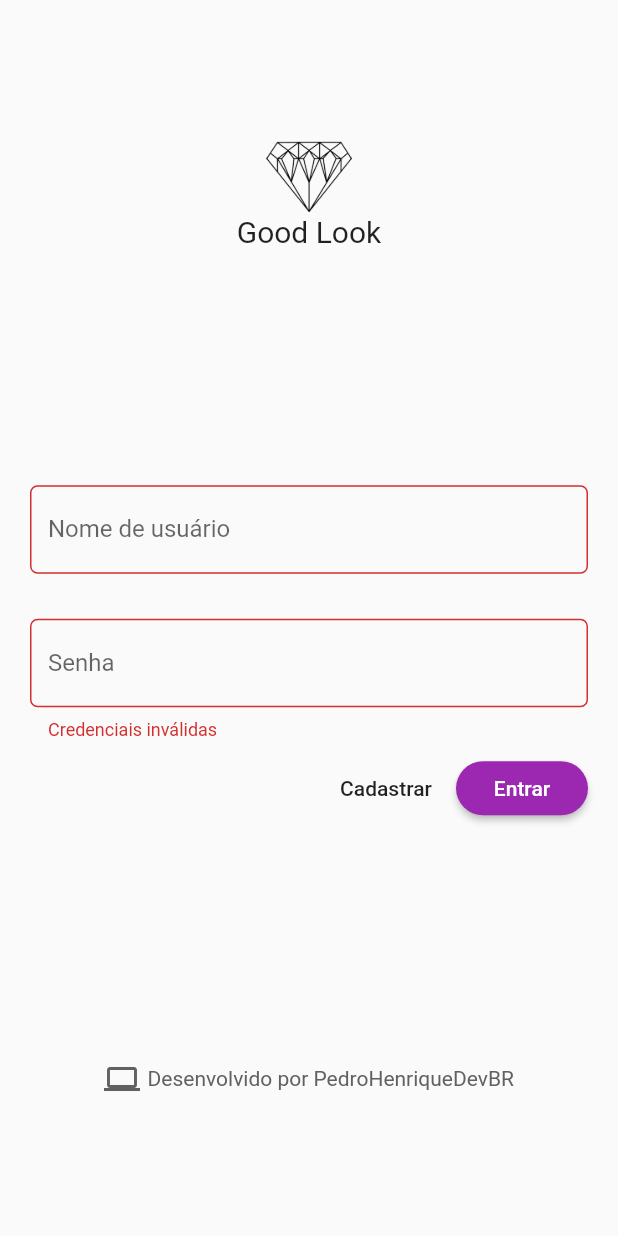
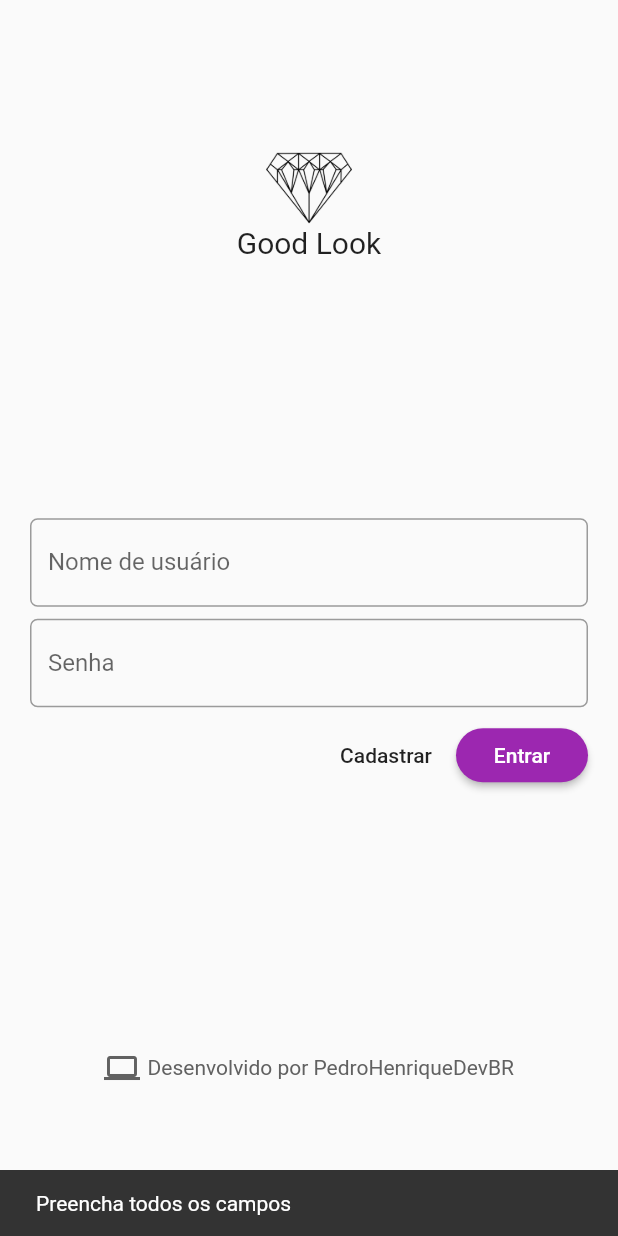
Before and after one commit to PedroHenriqueDevBR/Good-Looking, a Flutter app: the screen it shows after launch, after a tap on "Entrar", on a phone screen of 412 x 824 dp. Run offline on Flutter 3.47's test engine with Material 2 defaults, Android fonts, the phone set to English and light mode, and no system bars; our stand-ins replace sqflite; accounts and stored records are empty.

Commit message:
feat: completed login

```diff
--- a/lib/views/LoginActivity.dart
+++ b/lib/views/LoginActivity.dart
@@ -14,27 +14,32 @@ class _LoginActivityState extends State<LoginActivity> {
   UserController _controller = new UserController();
   TextEditingController _username = TextEditingController();
   TextEditingController _password = TextEditingController();
-  String _errorLogin = '';
-  String _errorPass = '';
+  GlobalKey<ScaffoldState> _scaffoldKey = GlobalKey<ScaffoldState>();
 
   void createDatabase() {
     var db = SQFLite();
     db.getDatasabe();
   }
 
+  void showMessage(message) {
+    _scaffoldKey.currentState.showSnackBar(
+      SnackBar(
+        duration: Duration(seconds: 2),
+        content: Text(message),
+      ),
+    );
+  }
+
   void login() async {
+    if (_username.text.isEmpty || _password.text.isEmpty) {
+      showMessage('Preencha todos os campos');
+    } else {
       var result = await _controller.login(_username.text, _password.text);
       if (result > 0) {
-      setState(() {
-        _errorLogin = '';
-        _errorPass = '';
-      });
         goToHome();
       } else {
-      setState(() {
-        _errorLogin = ' ';
-        _errorPass = 'Credenciais inválidas';
-      });
+        showMessage('Credenciais inválidas');
+      }
     }
   }
 
@@ -61,12 +66,8 @@ class _LoginActivityState extends State<LoginActivity> {
   @override
   Widget build(BuildContext context) {
     return Scaffold(
-      body: body(context),
-    );
-  }
-
-  Widget body(context) {
-    return Container(
+      key: _scaffoldKey,
+      body: Container(
         padding: EdgeInsets.all(16),
         child: Column(
           mainAxisAlignment: MainAxisAlignment.spaceAround,
@@ -87,9 +88,8 @@ class _LoginActivityState extends State<LoginActivity> {
             ),
             Column(
               children: <Widget>[
-              _textViewDefault(
-                  'Nome de usuário', _username, false, _errorLogin),
-              _textViewDefault('Senha', _password, false, _errorPass),
+                _textViewDefault('Nome de usuário', _username, false),
+                _textViewDefault('Senha', _password, false),
                 Container(
                   padding: EdgeInsets.all(4),
                   child: Row(
@@ -139,13 +139,11 @@ class _LoginActivityState extends State<LoginActivity> {
             )
           ],
         ),
+      ),
     );
   }
 
-  Container _textViewDefault(label, controller, obscure, error) {
-    if (error.isEmpty) {
-      error = null;
-    }
+  Container _textViewDefault(label, controller, obscure) {
     return Container(
       margin: EdgeInsets.all(4),
       child: TextField(
@@ -153,7 +151,6 @@ class _LoginActivityState extends State<LoginActivity> {
         keyboardType: TextInputType.visiblePassword,
         controller: controller,
         decoration: InputDecoration(
-          errorText: error,
           labelText: label,
           border: OutlineInputBorder(
             borderSide: BorderSide(color: Colors.white),
```
Also changed, not shown: lib/views/CreateUserActivity.dart (+24 -21 lines). Lines whose indentation alone changed are shown as unchanged.
